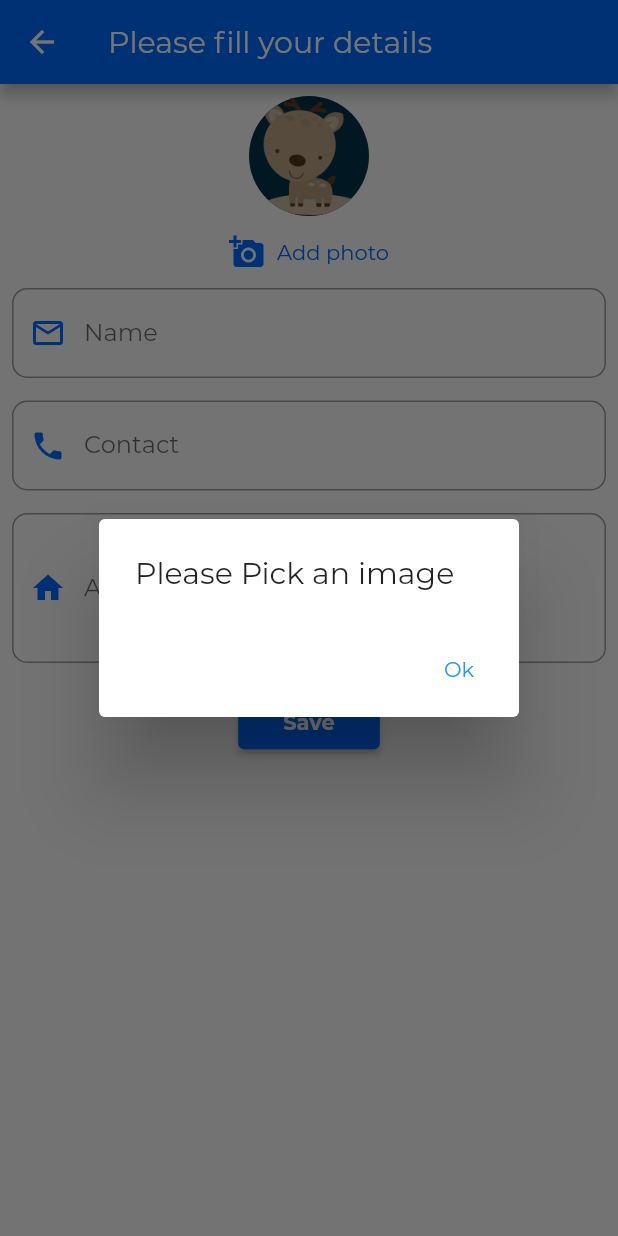
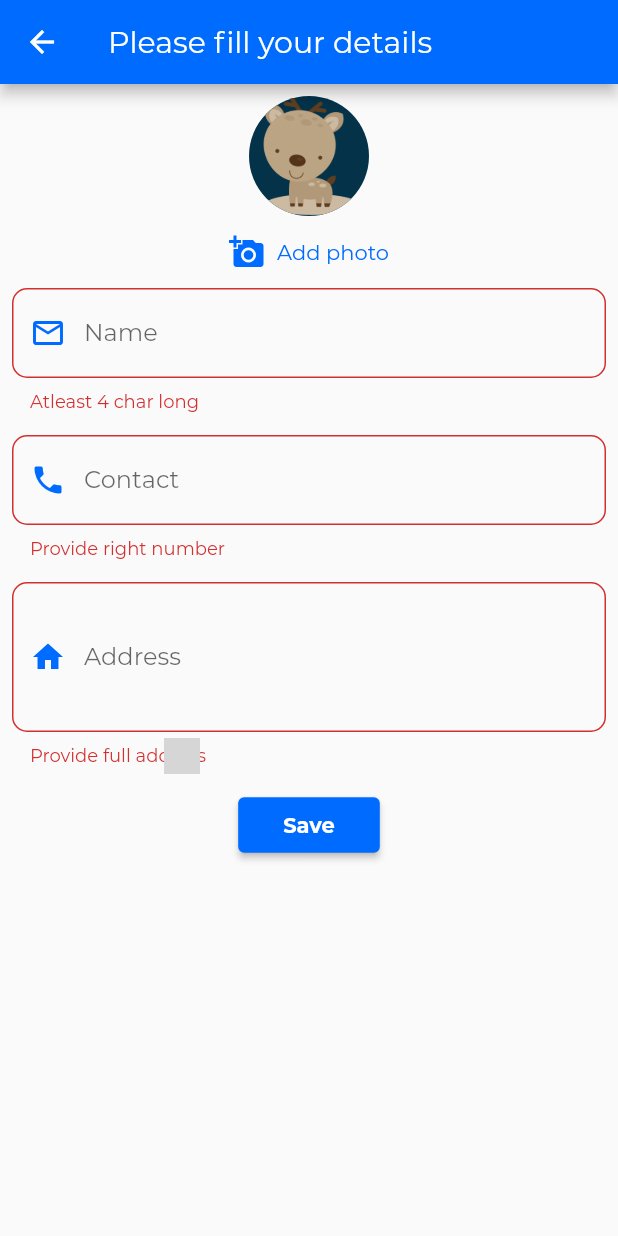
Before and after one commit to mohitvats2102/helping_hands_app, a Flutter app: the UserDetailForm screen opened directly with empty values, after a tap on "Save", on a phone screen of 412 x 824 dp. Run offline on Flutter 3.47's test engine with Material 2 defaults, Android fonts, the phone set to English and light mode, and no system bars; our stand-ins replace cloud_firestore, firebase_auth, firebase_core, firebase_storage, flutter_signin_button, google_sign_in and 3 more; accounts and stored records are empty; grey boxes are pictures that could not be loaded.

Commit message:
finer changes

```diff
--- a/lib/screens/user_detail_form.dart
+++ b/lib/screens/user_detail_form.dart
@@ -75,28 +75,28 @@ class _UserDetailFormState extends State<UserDetailForm> {
   // }
 
   void onSave() async {
-    if (_pickedImage == null) {
-      await showDialog(
-        context: context,
-        builder: (ctx) {
-          return GestureDetector(
-            behavior: HitTestBehavior.opaque,
-            child: AlertDialog(
-              title: Text('Please Pick an image'),
-              actions: [
-                TextButton(
-                  onPressed: () {
-                    Navigator.of(context).pop();
-                  },
-                  child: Text('Ok'),
-                )
-              ],
-            ),
-          );
-        },
-      );
-      return;
-    }
+    // if (_pickedImage == null) {
+    //   await showDialog(
+    //     context: context,
+    //     builder: (ctx) {
+    //       return GestureDetector(
+    //         behavior: HitTestBehavior.opaque,
+    //         child: AlertDialog(
+    //           title: Text('Please Pick an image'),
+    //           actions: [
+    //             TextButton(
+    //               onPressed: () {
+    //                 Navigator.of(context).pop();
+    //               },
+    //               child: Text('Ok'),
+    //             )
+    //           ],
+    //         ),
+    //       );
+    //     },
+    //   );
+    //   return;
+    // }
     final isValid = _formKey.currentState.validate();
     FocusScope.of(context).unfocus();
     if (isValid) {
@@ -106,6 +106,7 @@ class _UserDetailFormState extends State<UserDetailForm> {
       });
       String _userImageUrl;
       try {
+        if (_pickedImage != null) {
           _userImageUrl = await UserDetailFromFilling.putUserImage(
             path1: 'users_image',
             path2: '$_currentUserUID.jpg',
@@ -120,11 +121,14 @@ class _UserDetailFormState extends State<UserDetailForm> {
           //     _userImageUrl = await ref.getDownloadURL();
           //   },
           // );
+        }
         await UserDetailFromFilling.createUserDoc(
           currentUserUID: _currentUserUID,
           userAddress: _userAddress,
           userContact: _userContact,
-          userImageUrl: _userImageUrl,
+          userImageUrl: _pickedImage == null
+              ? 'https://encrypted-tbn0.gstatic.com/images?q=tbn:ANd9GcR1LCcfD_jjhno3IC7VwOHLv6KLNPAq_wfqzA&usqp=CAU'
+              : _userImageUrl,
           userName: _userName,
         );
         // await _firestore.collection('users').doc(_currentUserUID).set(
```
Also changed, not shown: lib/screens/login_screen.dart (+23 -23 lines), lib/screens/worker_detail_screen.dart (+17 -17 lines). Lines whose indentation alone changed are shown as unchanged.
